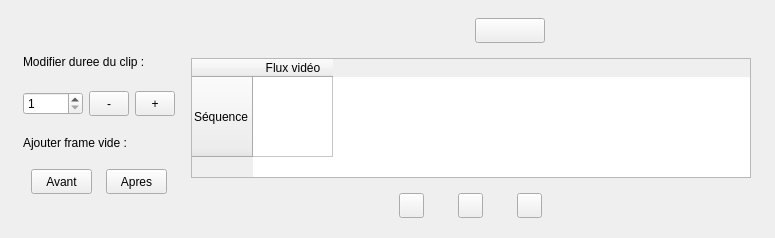
The window that src/tweedy/gui/timeline/TimeLineUi.ui (stopmotionimac/tweedy) describes before a commit, drawn with Qt 5.
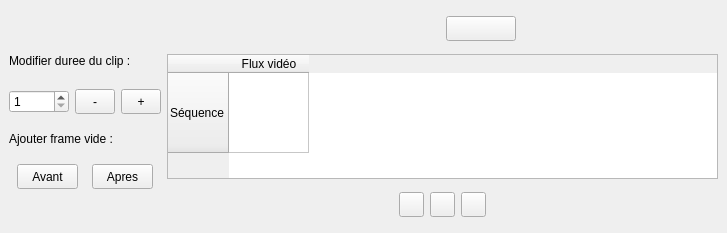
The same window after the commit.

Commit message: timeline dans toute la largeur

```diff
--- a/src/tweedy/gui/timeline/TimeLineUi.ui
+++ b/src/tweedy/gui/timeline/TimeLineUi.ui
@@ -6,32 +6,15 @@
    <rect>
     <x>0</x>
     <y>0</y>
-    <width>775</width>
-    <height>238</height>
+    <width>727</width>
+    <height>233</height>
    </rect>
   </property>
-  <property name="minimumSize">
-   <size>
-    <width>775</width>
-    <height>238</height>
-   </size>
-  </property>
-  <property name="maximumSize">
-   <size>
-    <width>775</width>
-    <height>238</height>
-   </size>
-  </property>
   <property name="windowTitle">
    <string/>
   </property>
   <widget class="QWidget" name="dockWidgetContents">
-   <layout class="QHBoxLayout" name="horizontalLayout">
-    <item>
-     <layout class="QHBoxLayout" name="widgetLayout">
-      <property name="sizeConstraint">
-       <enum>QLayout::SetMaximumSize</enum>
-      </property>
+   <layout class="QHBoxLayout" name="horizontalLayout_3">
       <item>
        <layout class="QVBoxLayout" name="verticalLayout">
         <item>
@@ -180,18 +163,22 @@
        </layout>
       </item>
       <item>
-       <layout class="QVBoxLayout" name="timelineLayout">
-        <property name="leftMargin">
-         <number>10</number>
-        </property>
+     <layout class="QVBoxLayout" name="verticalLayout_2">
         <item>
-         <layout class="QHBoxLayout" name="retourZeroLayout">
-          <property name="leftMargin">
-           <number>200</number>
+       <layout class="QHBoxLayout" name="horizontalLayout_2">
+        <item>
+         <spacer name="horizontalSpacer_3">
+          <property name="orientation">
+           <enum>Qt::Horizontal</enum>
           </property>
-          <property name="rightMargin">
-           <number>200</number>
+          <property name="sizeHint" stdset="0">
+           <size>
+            <width>40</width>
+            <height>20</height>
+           </size>
           </property>
+         </spacer>
+        </item>
           <item>
            <widget class="QLabel" name="time">
             <property name="minimumSize">
@@ -236,6 +223,19 @@
             </property>
            </widget>
           </item>
+        <item>
+         <spacer name="horizontalSpacer_4">
+          <property name="orientation">
+           <enum>Qt::Horizontal</enum>
+          </property>
+          <property name="sizeHint" stdset="0">
+           <size>
+            <width>40</width>
+            <height>20</height>
+           </size>
+          </property>
+         </spacer>
+        </item>
          </layout>
         </item>
         <item>
@@ -244,14 +244,14 @@
            <widget class="QTableWidget" name="table">
             <property name="minimumSize">
              <size>
-              <width>560</width>
+            <width>100</width>
               <height>120</height>
              </size>
             </property>
             <property name="maximumSize">
              <size>
-              <width>560</width>
-              <height>120</height>
+            <width>16777215</width>
+            <height>125</height>
              </size>
             </property>
             <attribute name="horizontalHeaderDefaultSectionSize">
@@ -281,13 +281,20 @@
          </layout>
         </item>
         <item>
-         <layout class="QHBoxLayout" name="navigationLayout">
-          <property name="leftMargin">
-           <number>180</number>
+       <layout class="QHBoxLayout" name="horizontalLayout">
+        <item>
+         <spacer name="horizontalSpacer">
+          <property name="orientation">
+           <enum>Qt::Horizontal</enum>
           </property>
-          <property name="rightMargin">
-           <number>180</number>
+          <property name="sizeHint" stdset="0">
+           <size>
+            <width>40</width>
+            <height>20</height>
+           </size>
           </property>
+         </spacer>
+        </item>
           <item>
            <widget class="QToolButton" name="prevButton">
             <property name="minimumSize">
@@ -363,7 +370,18 @@
             </property>
            </widget>
           </item>
-         </layout>
+        <item>
+         <spacer name="horizontalSpacer_2">
+          <property name="orientation">
+           <enum>Qt::Horizontal</enum>
+          </property>
+          <property name="sizeHint" stdset="0">
+           <size>
+            <width>40</width>
+            <height>20</height>
+           </size>
+          </property>
+         </spacer>
         </item>
        </layout>
       </item>
```
Lines whose indentation alone changed are shown as unchanged. The commit also changes 3 other files.
